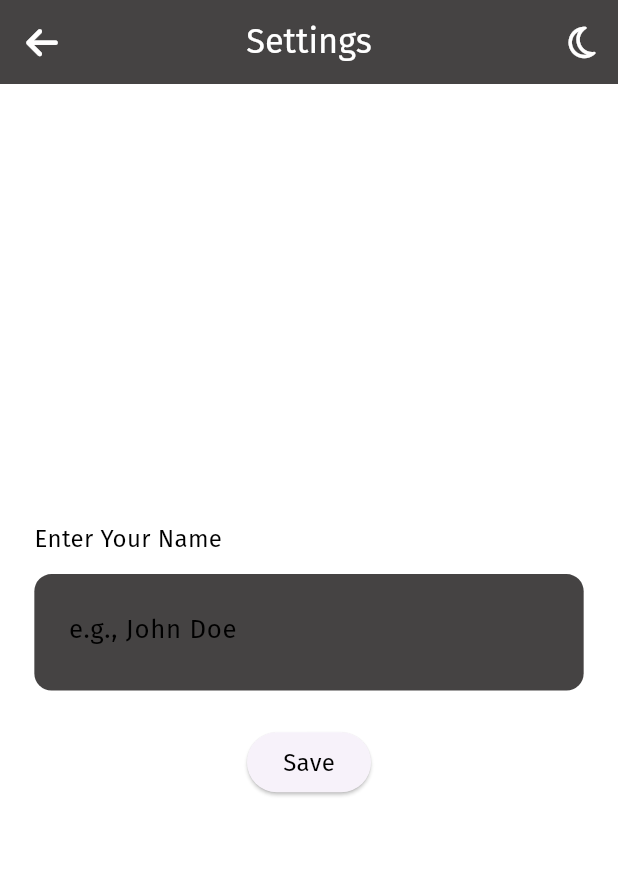
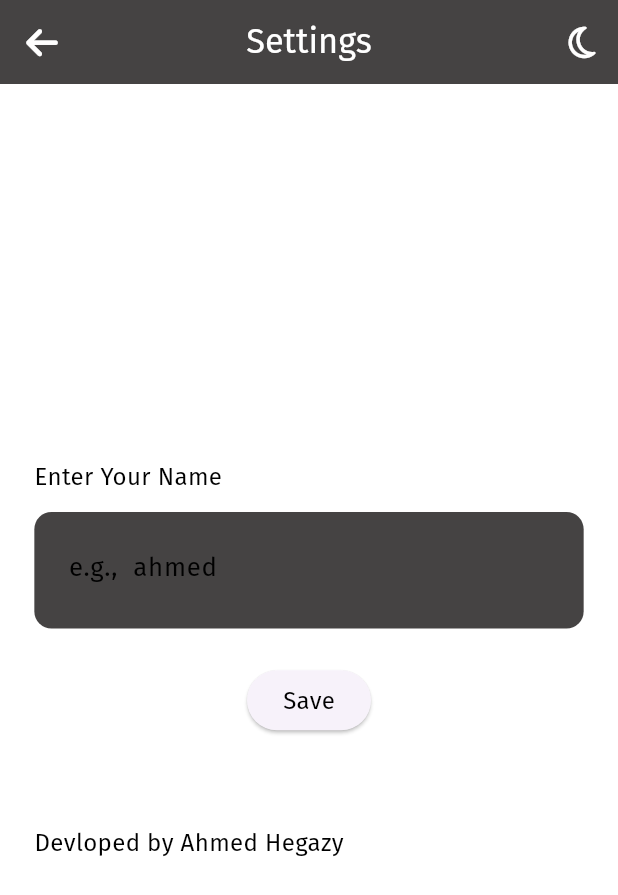
Before and after one commit to Ahmed4r/tracker, a Flutter app: the SettingsScreen screen opened by its route, on a phone screen of 412 x 824 dp. Shown: the top 895 px of the screen. Run offline on Flutter 3.47's test engine with Material 3 defaults, Android fonts, the phone set to English and light mode, and no system bars; our stand-ins replace fl_chart, flutter_screenutil, font_awesome_flutter, google_fonts, hive_flutter, image_picker and 1 more; accounts and stored records are empty.

Commit message:
save theme , edit ui

```diff
--- a/lib/main.dart
+++ b/lib/main.dart
@@ -40,7 +40,7 @@ class Moneytracker extends StatelessWidget {
         darkTheme: ThemeData.dark(
           useMaterial3: true
         ),
-        themeMode: ThemeMode.light,
+        // themeMode: ThemeMode.system,
        theme: themeProvider.themeData,
         debugShowCheckedModeBanner: false,
         initialRoute: StartedPage.routeName,
--- a/lib/screens/settings_page.dart
+++ b/lib/screens/settings_page.dart
@@ -19,10 +19,9 @@ class SettingsScreen extends StatelessWidget {
     return Scaffold(
       backgroundColor: Theme.of(context).scaffoldBackgroundColor,
       appBar: AppBar(
-
         leading: IconButton(
           onPressed: () {
-            Navigator.popAndPushNamed(context,CustomBottomNavBar.routeName);
+            Navigator.popAndPushNamed(context, CustomBottomNavBar.routeName);
           },
           icon: const FaIcon(
             FontAwesomeIcons.arrowLeft,
@@ -39,20 +38,20 @@ class SettingsScreen extends StatelessWidget {
         ),
         actions: [
           IconButton(
-          icon:  FaIcon(
-           themeProvider.isDarkMode ? FontAwesomeIcons.sun : FontAwesomeIcons.moon,
+            icon: FaIcon(
+              themeProvider.isDarkMode
+                  ? FontAwesomeIcons.sun
+                  : FontAwesomeIcons.moon,
               color: Colors.white,
             ),
             onPressed: () {
               // Handle dark mode toggle
               themeProvider.toggleTheme();
-
             },
           ),
         ],
         centerTitle: true,
       ),
-
       body: Padding(
         padding: EdgeInsets.symmetric(horizontal: 20.w),
         child: Column(
@@ -69,29 +68,25 @@ class SettingsScreen extends StatelessWidget {
               padding: EdgeInsets.all(20).r,
               height: 65.h,
               decoration: BoxDecoration(
-                color:Theme.of(context).primaryColor,
+                color: Theme.of(context).primaryColor,
                 borderRadius: BorderRadius.circular(10.r),
-              )
-              ,
+              ),
               child: TextFormField(
                 maxLines: 1,
-
                 controller: nameController,
                 style: GoogleFonts.firaSans(
                   color: Colors.white,
                   fontSize: 15.sp,
                 ),
-
                 decoration: InputDecoration(
-                  hintText: "e.g., John Doe",
+                    hintText: "e.g.,  ahmed ",
                     hintStyle: GoogleFonts.firaSans(
                       color: Theme.of(context).textTheme.bodyMedium!.color,
                       fontSize: 15.sp,
                     ),
                     enabledBorder: InputBorder.none,
                     border: InputBorder.none,
-                  focusedBorder:InputBorder.none
-                ),
+                    focusedBorder: InputBorder.none),
                 validator: (value) {
                   if (value == null || value.isEmpty) {
                     return "Please enter your name";
@@ -107,10 +102,8 @@ class SettingsScreen extends StatelessWidget {
                   if (nameController.text.isEmpty) {
                     ScaffoldMessenger.of(context).showSnackBar(
                       SnackBar(
-          content: Text(
-            "Please enter your name",
-            style:Theme.of(context).textTheme.bodyMedium
-          ),
+                        content: Text("Please enter your name",
+                            style: Theme.of(context).textTheme.bodyMedium),
                         backgroundColor: Colors.red,
                       ),
                     );
@@ -148,13 +141,14 @@ class SettingsScreen extends StatelessWidget {
                     );
                   }
                 },
-  child: Text(
-    "Save",
-    style:Theme.of(context).textTheme.bodyMedium
+                child:
+                    Text("Save", style: Theme.of(context).textTheme.bodyMedium),
               ),
             ),
+            SizedBox(
+              height: 50.h,
             ),
-
+            Text("Devloped by Ahmed Hegazy",style: Theme.of(context).textTheme.bodyMedium),
           ],
         ),
       ),
--- a/lib/theme.dart
+++ b/lib/theme.dart
@@ -1,25 +1,51 @@
 import 'package:flutter/material.dart';
 import 'package:flutter_screenutil/flutter_screenutil.dart';
 import 'package:google_fonts/google_fonts.dart';
+import 'package:shared_preferences/shared_preferences.dart';
 
 class ThemeProvider with ChangeNotifier {
+  static const String _themeKey = "theme";
+
   bool _isDarkMode = false;
 
   bool get isDarkMode => _isDarkMode;
 
   ThemeData get themeData => _isDarkMode ? _darkTheme : _lightTheme;
 
-  void toggleTheme() {
+  ThemeProvider() {
+    _loadTheme();
+  }
+
+  // Toggle between light and dark themes
+  void toggleTheme() async {
     _isDarkMode = !_isDarkMode;
+    await _saveTheme();
     notifyListeners();
   }
 
+  // Load the saved theme from SharedPreferences
+  Future<void> _loadTheme() async {
+    final prefs = await SharedPreferences.getInstance();
+    final theme = prefs.getBool(_themeKey);
+    if (theme != null) {
+      _isDarkMode = theme;
+      notifyListeners(); // Notify listeners after loading the theme
+    }
+  }
+
+  // Save the current theme to SharedPreferences
+  Future<void> _saveTheme() async {
+    final prefs = await SharedPreferences.getInstance();
+    await prefs.setBool(_themeKey, _isDarkMode);
+  }
+
+  // Light theme configuration
   static final ThemeData _lightTheme = ThemeData(
-    cardColor:  Color.fromARGB(255, 35, 13, 63),
+    cardColor: const Color.fromARGB(255, 35, 13, 63),
     brightness: Brightness.light,
-    primaryColor:  const Color.fromARGB(255, 69, 67, 67),
+    primaryColor: const Color.fromARGB(255, 69, 67, 67),
     scaffoldBackgroundColor: Colors.white,
-    appBarTheme:  AppBarTheme(
+    appBarTheme: AppBarTheme(
       titleTextStyle: GoogleFonts.firaSans(
         color: Colors.white,
         fontSize: 20,
@@ -27,22 +53,23 @@ class ThemeProvider with ChangeNotifier {
       backgroundColor: const Color.fromARGB(255, 69, 67, 67),
       foregroundColor: Colors.white,
     ),
-    textTheme:  TextTheme(
-      headlineLarge:  GoogleFonts.firaSans(
+    textTheme: TextTheme(
+      headlineLarge: GoogleFonts.firaSans(
         color: Colors.black,
         fontSize: 30,
       ),
-      bodyMedium:  GoogleFonts.firaSans(
+      bodyMedium: GoogleFonts.firaSans(
         color: Colors.black,
         fontSize: 16,
       ),
-      bodySmall:  GoogleFonts.firaSans(
+      bodySmall: GoogleFonts.firaSans(
         color: Colors.black,
         fontSize: 16,
       ),
-    )
+    ),
   );
 
+  // Dark theme configuration
   static final ThemeData _darkTheme = ThemeData(
     cardColor: const Color.fromARGB(255, 69, 67, 67),
     brightness: Brightness.dark,
@@ -51,20 +78,21 @@ class ThemeProvider with ChangeNotifier {
     appBarTheme: AppBarTheme(
       titleTextStyle: GoogleFonts.firaSans(
         color: Colors.white,
-        fontSize: 20,
+        fontSize: 30,
+        fontWeight: FontWeight.bold
       ),
       backgroundColor: Colors.black,
       foregroundColor: Colors.white,
     ),
-    textTheme:  TextTheme(
-      bodyMedium:  GoogleFonts.firaSans(
+    textTheme: TextTheme(
+      bodyMedium: GoogleFonts.firaSans(
         color: Colors.white,
         fontSize: 16.sp,
       ),
-      bodySmall:  GoogleFonts.firaSans(
+      bodySmall: GoogleFonts.firaSans(
         color: Colors.white,
         fontSize: 14.sp,
       ),
-    )
+    ),
   );
 }
```
Lines whose indentation alone changed are shown as unchanged.
